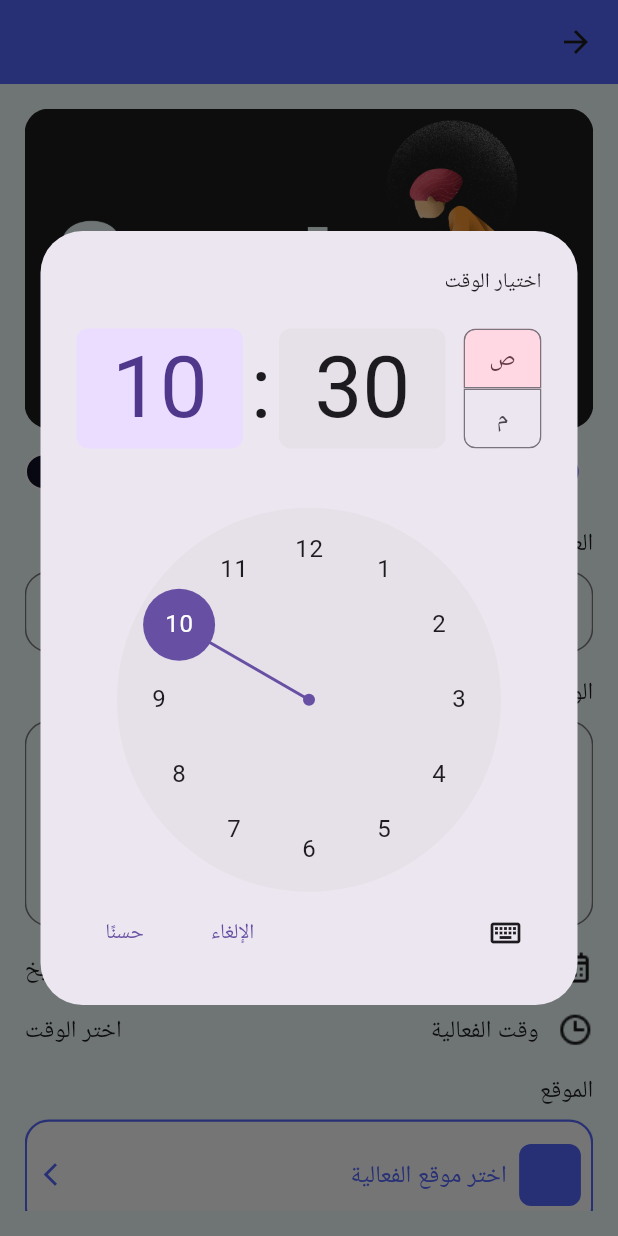
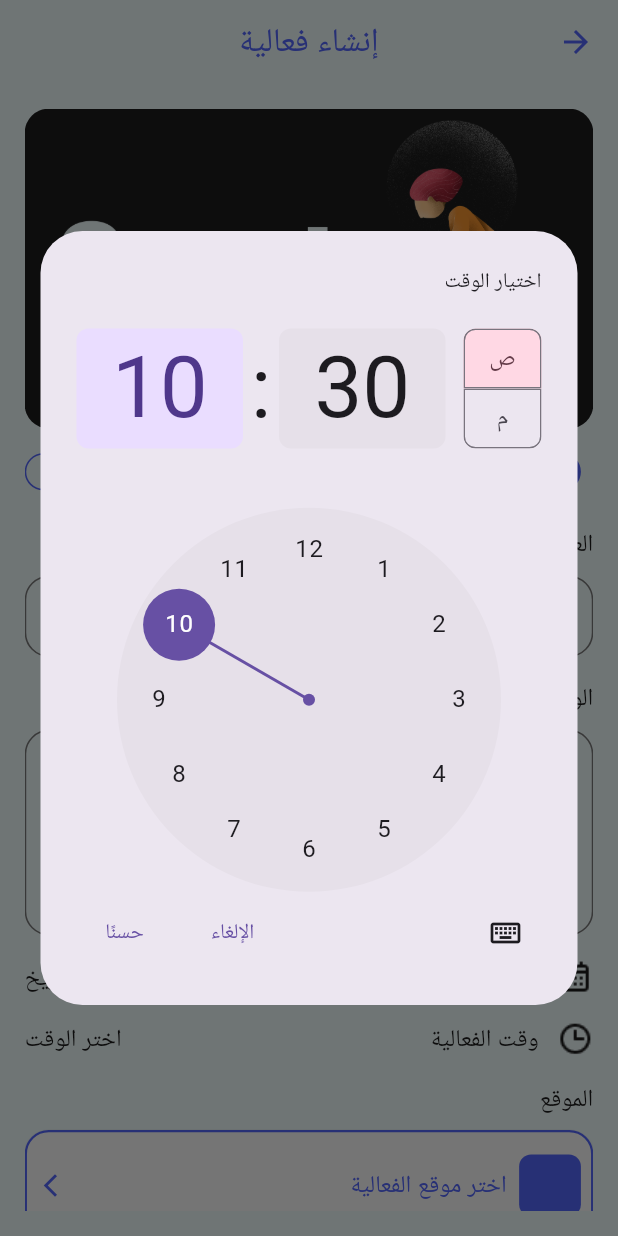
Before and after one commit to TareKSaeedd/evently_app, a Flutter app: the AddEvent screen opened by its route, after a tap on "اختر الوقت", on a phone screen of 412 x 824 dp. Run offline on Flutter 3.47's test engine with Material 3 defaults, Android fonts, the light colour scheme and no system bars; our stand-ins replace animated_toggle_switch, cloud_firestore, firebase_core, google_fonts, shared_preferences; accounts and stored records are empty; generated files the repository leaves out were written again.

Commit message:
feat: Enhance event creation flow with additional validation and localization support

```diff
--- a/lib/l10n/app_ar.arb
+++ b/lib/l10n/app_ar.arb
@@ -54,5 +54,9 @@
     "choose_event_location": "اختر موقع الفعالية",
     "add_event": "إضافة فعالية",
     "choose_date": "اختر التاريخ",
-    "choose_time": "اختر الوقت"
+    "choose_time": "اختر الوقت",
+    "please_enter_the_title_of_the_event": "يرجى إدخال عنوان الفعالية",
+    "please_enter_the_description_of_the_event": "يرجى إدخال وصف الفعالية",
+    "please_enter_the_event_date": "يرجى إدخال تاريخ الفعالية",
+    "please_enter_the_event_time": "يرجى إدخال وقت الفعالية"
 }
--- a/lib/l10n/app_en.arb
+++ b/lib/l10n/app_en.arb
@@ -55,5 +55,9 @@
     "choose_event_location": "Choose Event Location",
     "add_event": "Add Event",
     "choose_date": "Choose Date",
-    "choose_time": "Choose Time"
+    "choose_time": "Choose Time",
+    "please_enter_the_title_of_the_event": "Pleas enter the title of the event",
+    "please_enter_the_description_of_the_event": "please enter the description of the event",
+    "please_enter_the_event_date": "please enter the event date",
+    "please_enter_the_event_time": "please enter the event time"
 }
--- a/lib/ui/home/add_event/add_event.dart
+++ b/lib/ui/home/add_event/add_event.dart
@@ -34,6 +34,9 @@ class _AddEventState extends State<AddEvent> {
   String selectedEventImage = '';
   String selectedEventName = '';
 
+  bool isSelectedDate = true;
+  bool isSelectedTime = true;
+
   @override
   Widget build(BuildContext context) {
     List<String> eventNamesList = [
@@ -68,7 +71,11 @@ class _AddEventState extends State<AddEvent> {
     var themeProvider = Provider.of<AppThemeProvider>(context);
     return Scaffold(
       appBar: AppBar(
-        backgroundColor: Theme.of(context).appBarTheme.backgroundColor,
+        iconTheme: IconThemeData(color: AppColors.primaryLight),
+        backgroundColor:
+            themeProvider.appTheme == ThemeMode.light
+                ? AppColors.whiteBgColor
+                : AppColors.primaryDark,
         title: Text(
           AppLocalizations.of(context)!.create_event,
           style: Theme.of(context).textTheme.titleLarge!.copyWith(color: AppColors.primaryLight),
@@ -101,6 +108,7 @@ class _AddEventState extends State<AddEvent> {
                     return Padding(
                       padding: EdgeInsets.only(right: width * 0.02, bottom: height * 0.01),
                       child: AppBarTabs(
+                        isCreateEvent: true,
                         event: eventNamesList[index],
                         index: index,
                         selectedIndex: selectedIndex,
@@ -122,7 +130,7 @@ class _AddEventState extends State<AddEvent> {
                   children: [
                     Text(
                       AppLocalizations.of(context)!.title,
-                      style: Theme.of(context).textTheme.headlineSmall,
+                      style: Theme.of(context).textTheme.titleMedium,
                     ),
                     SizedBox(height: height * 0.01),
                     CustomTextFormField(
@@ -142,7 +150,7 @@ class _AddEventState extends State<AddEvent> {
                               : AppColors.greyColor,
                       validator: (text) {
                         if (text == null || text.isEmpty) {
-                          return 'Please enter the title of the event';
+                          return AppLocalizations.of(context)!.please_enter_the_title_of_the_event;
                         }
                         return null;
                       },
@@ -150,7 +158,7 @@ class _AddEventState extends State<AddEvent> {
                     SizedBox(height: height * 0.02),
                     Text(
                       AppLocalizations.of(context)!.description,
-                      style: Theme.of(context).textTheme.headlineSmall,
+                      style: Theme.of(context).textTheme.titleMedium,
                     ),
                     SizedBox(height: height * 0.01),
                     CustomTextFormField(
@@ -164,7 +172,9 @@ class _AddEventState extends State<AddEvent> {
                               : AppColors.greyColor,
                       validator: (text) {
                         if (text == null || text.isEmpty) {
-                          return 'Please enter the description of the event';
+                          return AppLocalizations.of(
+                            context,
+                          )!.please_enter_the_description_of_the_event;
                         }
                         return null;
                       },
@@ -173,7 +183,7 @@ class _AddEventState extends State<AddEvent> {
                 ),
               ),
               SizedBox(height: height * 0.02),
-              EventDataAndTime(
+              EventDataOrTime(
                 onTap: () {
                   chooseData();
                 },
@@ -183,11 +193,13 @@ class _AddEventState extends State<AddEvent> {
                         : AppStyles.medium16Black,
                 imagePath: AppAssets.iconCalendar,
                 dateOrTime: AppLocalizations.of(context)!.event_date,
+                isSelectedDate: isSelectedDate,
+                validationDateOrTimeText: AppLocalizations.of(context)!.please_enter_the_event_date,
                 chooseDateOrTime:
                     selectedDate == null ? AppLocalizations.of(context)!.choose_date : formatedDate,
               ),
               SizedBox(height: height * .02),
-              EventDataAndTime(
+              EventDataOrTime(
                 onTap: () {
                   chooseTime();
                 },
@@ -197,11 +209,16 @@ class _AddEventState extends State<AddEvent> {
                         : AppStyles.medium16Black,
                 imagePath: AppAssets.iconTime,
                 dateOrTime: AppLocalizations.of(context)!.event_time,
+                isSelectedTime: isSelectedTime,
+                validationDateOrTimeText: AppLocalizations.of(context)!.please_enter_the_event_time,
                 chooseDateOrTime:
                     selectedTime == null ? AppLocalizations.of(context)!.choose_time : formatedTime,
               ),
               SizedBox(height: height * .02),
-              Text(AppLocalizations.of(context)!.location, style: AppStyles.medium16Black),
+              Text(
+                AppLocalizations.of(context)!.location,
+                style: Theme.of(context).textTheme.titleMedium,
+              ),
               SizedBox(height: height * .01),
               CustomElevatedButton(
                 backgroundColor:
@@ -223,7 +240,10 @@ class _AddEventState extends State<AddEvent> {
                         ),
                         child: ImageIcon(
                           AssetImage(AppAssets.iconLocation),
-                          color: AppColors.whiteColor,
+                          color:
+                              themeProvider.appTheme == ThemeMode.light
+                                  ? AppColors.whiteColor
+                                  : AppColors.primaryDark,
                         ),
                       ),
                       SizedBox(width: width * 0.02),
@@ -240,6 +260,15 @@ class _AddEventState extends State<AddEvent> {
               SizedBox(height: height * 0.02),
               CustomElevatedButton(
                 onPressed: () {
+                  if (selectedDate == null) {
+                    // todo: show visible text to select date
+                    isSelectedDate = false;
+                  }
+                  if (selectedTime == null) {
+                    // todo: show visible text to select time
+                    isSelectedTime = false;
+                  }
+                  setState(() {});
                   addEvent();
                 },
                 buttonContent: Text(
@@ -264,6 +293,7 @@ class _AddEventState extends State<AddEvent> {
     selectedDate = chooseDate;
     if (selectedDate != null) {
       formatedDate = DateFormat('dd//MM/yyyy').format(selectedDate!);
+      isSelectedDate = true;
       setState(() {});
     }
   }
@@ -274,13 +304,18 @@ class _AddEventState extends State<AddEvent> {
     selectedTime = chooseTime;
 
     if (selectedTime != null) {
+      if (!mounted) return;
       formatedTime = selectedTime!.format(context);
+      isSelectedTime = true;
       setState(() {});
     }
   }
 
   void addEvent() {
     if (formKey.currentState!.validate() == true) {
+      if (selectedDate == null || selectedTime == null) {
+        return;
+      }
       // todo: Add event to firestore
       EventModel eventModel = EventModel(
         eventImage: selectedEventImage,
@@ -294,6 +329,20 @@ class _AddEventState extends State<AddEvent> {
         Duration(milliseconds: 500),
         onTimeout: () {
           print('Event Adeed successfully');
+          if (!mounted) return;
+          showDialog(
+            context: context,
+            builder:
+                (context) => AlertDialog(
+                  title: Text('Event Adeed successfully!', style: AppStyles.bold14Primarylight),
+                  actions: [
+                    GestureDetector(
+                      onTap: () => Navigator.pop(context),
+                      child: Text('OK', style: AppStyles.bold14Primarylight),
+                    ),
+                  ],
+                ),
+          );
         },
       );
     }
--- a/lib/ui/home/add_event/widgets/event_data_and_time.dart
+++ b/lib/ui/home/add_event/widgets/event_data_and_time.dart
@@ -4,23 +4,29 @@ import 'package:evently_app/utils/app_styles.dart';
 import 'package:flutter/material.dart';
 import 'package:provider/provider.dart';
 
-class EventDataAndTime extends StatelessWidget {
-  EventDataAndTime({
+class EventDataOrTime extends StatelessWidget {
+  EventDataOrTime({
     super.key,
     required this.imagePath,
     required this.dateOrTime,
     required this.chooseDateOrTime,
+    this.validationDateOrTimeText = '',
     this.dateOrTimeTextStyle,
     this.chooseDateOrTimeTextStyle,
     required this.onTap,
+    this.isSelectedDate = false,
+    this.isSelectedTime = false,
   });
 
   String imagePath;
   String dateOrTime;
   String chooseDateOrTime;
+  String validationDateOrTimeText;
   TextStyle? dateOrTimeTextStyle;
   TextStyle? chooseDateOrTimeTextStyle;
   VoidCallback onTap;
+  bool isSelectedDate;
+  bool isSelectedTime;
 
   @override
   Widget build(BuildContext context) {
@@ -40,9 +46,14 @@ class EventDataAndTime extends StatelessWidget {
         Spacer(),
         GestureDetector(
           onTap: onTap,
-          child: Text(
-            chooseDateOrTime,
-            style: chooseDateOrTimeTextStyle ?? AppStyles.medium16Primary,
+          child: Column(
+            children: [
+              Text(chooseDateOrTime, style: chooseDateOrTimeTextStyle ?? AppStyles.medium16Primary),
+              Visibility(
+                visible: (!isSelectedDate && !isSelectedTime),
+                child: Text(validationDateOrTimeText, style: AppStyles.bold14red),
+              ),
+            ],
           ),
         ),
       ],
--- a/lib/ui/home/tabs/home/home_tab.dart
+++ b/lib/ui/home/tabs/home/home_tab.dart
@@ -95,7 +95,7 @@ class _HomeTabState extends State<HomeTab> {
                     scrollDirection: Axis.horizontal,
                     itemBuilder: (context, index) {
                       return Padding(
-                        padding: EdgeInsets.only(right: width * 0.02, bottom: height * 0.025),
+                        padding: EdgeInsets.only(right: width * 0.025, bottom: height * 0.01),
                         child: AppBarTabs(
                           event: tabs[index],
                           index: index,
--- a/lib/ui/home/tabs/home/widgets/app_bar_tabs.dart
+++ b/lib/ui/home/tabs/home/widgets/app_bar_tabs.dart
@@ -5,23 +5,28 @@ import 'package:flutter/material.dart';
 import 'package:provider/provider.dart';
 
 class AppBarTabs extends StatelessWidget {
-  AppBarTabs({
+  const AppBarTabs({
     super.key,
     required this.event,
     required this.index,
     required this.onTap,
     required this.selectedIndex,
+    this.isCreateEvent = false,
   });
-  String event;
-  int index;
-  int selectedIndex;
+  final String event;
+  final int index;
+  final int selectedIndex;
   final VoidCallback onTap;
+  final bool isCreateEvent;
+
+  bool get isSelected => index == selectedIndex;
 
   @override
   Widget build(BuildContext context) {
     var height = MediaQuery.of(context).size.height;
     var width = MediaQuery.of(context).size.width;
-    var themeProvider = Provider.of<AppThemeProvider>(context);
+    final themeProvider = Provider.of<AppThemeProvider>(context);
+    final isLightTheme = themeProvider.appTheme == ThemeMode.light;
 
     return GestureDetector(
       onTap: onTap,
@@ -31,12 +36,53 @@ class AppBarTabs extends StatelessWidget {
         height: height * 0.047,
         width: width * 0.21,
         decoration: BoxDecoration(
-          border: Border.all(color: AppColors.whiteColor, width: 1.5),
-          color: index == selectedIndex ? AppColors.primaryLight : AppColors.primaryDark,
+          border: Border.all(color: _borderColor(isLightTheme)),
+          color: _backgroundColor(isLightTheme),
           borderRadius: BorderRadius.circular(46),
         ),
-        child: Text(event, style: AppStyles.medium16White),
+        child: Text(event, style: _textStyle(isLightTheme), textAlign: TextAlign.center),
       ),
     );
   }
+
+  // Helpers to make logic more readable
+  Color _borderColor(bool isLightTheme) {
+    if (isCreateEvent) {
+      return AppColors.primaryLight;
+    } else {
+      return isLightTheme ? AppColors.whiteColor : AppColors.primaryLight;
+    }
+  }
+
+  Color _backgroundColor(bool isLightTheme) {
+    if (isCreateEvent) {
+      if (isLightTheme) {
+        return isSelected ? AppColors.primaryLight : AppColors.whiteBgColor;
+      } else {
+        return isSelected ? AppColors.primaryLight : AppColors.primaryDark;
+      }
+    } else {
+      if (isLightTheme) {
+        return isSelected ? AppColors.whiteBgColor : AppColors.primaryLight;
+      } else {
+        return isSelected ? AppColors.primaryLight : AppColors.primaryDark;
+      }
+    }
+  }
+
+  TextStyle _textStyle(bool isLightTheme) {
+    if (isCreateEvent) {
+      if (isLightTheme) {
+        return isSelected ? AppStyles.medium14White : AppStyles.medium14Primary;
+      } else {
+        return isSelected ? AppStyles.medium14PrimaryDark : AppStyles.medium14Primary;
+      }
+    } else {
+      if (isLightTheme) {
+        return isSelected ? AppStyles.medium14Primary : AppStyles.medium14White;
+      } else {
+        return AppStyles.medium14White;
+      }
+    }
+  }
 }
--- a/lib/ui/home/tabs/home/widgets/event_card.dart
+++ b/lib/ui/home/tabs/home/widgets/event_card.dart
@@ -30,7 +30,10 @@ class EventCard extends StatelessWidget {
             margin: EdgeInsets.only(left: width * 0.02, top: height * 0.01),
             decoration: BoxDecoration(
               borderRadius: BorderRadius.circular(8),
-              color: AppColors.whiteColor,
+              color:
+                  themeProvider.appTheme == ThemeMode.dark
+                      ? AppColors.primaryDark
+                      : AppColors.whiteColor,
             ),
             child: Column(
               children: [
--- a/lib/ui/home/tabs/profile/profile_tab.dart
+++ b/lib/ui/home/tabs/profile/profile_tab.dart
@@ -46,7 +46,8 @@ class _ProfileTabState extends State<ProfileTab> {
           ],
         ),
       ),
-      body: Container(
+      body: SingleChildScrollView(
+        child: Container(
           padding: EdgeInsets.symmetric(vertical: height * 0.028, horizontal: width * 0.04),
           child: Column(
             crossAxisAlignment: CrossAxisAlignment.start,
@@ -127,6 +128,7 @@ class _ProfileTabState extends State<ProfileTab> {
             ],
           ),
         ),
+      ),
     );
   }
 
--- a/lib/ui/onboarding/onboarding_pageview_body.dart
+++ b/lib/ui/onboarding/onboarding_pageview_body.dart
@@ -27,7 +27,8 @@ class OnboardingPageviewBody extends StatelessWidget {
     var height = MediaQuery.of(context).size.height;
     var width = MediaQuery.of(context).size.width;
     var themeProvider = Provider.of<AppThemeProvider>(context);
-    return Column(
+    return SingleChildScrollView(
+      child: Column(
         children: [
           SizedBox(height: height * 0.05),
           Image.asset(
@@ -52,6 +53,7 @@ class OnboardingPageviewBody extends StatelessWidget {
             ),
           ),
         ],
+      ),
     );
   }
 }
--- a/lib/utils/app_styles.dart
+++ b/lib/utils/app_styles.dart
@@ -18,6 +18,12 @@ class AppStyles {
     fontSize: 12,
     fontWeight: FontWeight.bold,
     color: AppColors.whiteColor,
+  );
+
+  static TextStyle bold14red = GoogleFonts.inter(
+    fontSize: 14,
+    fontWeight: FontWeight.bold,
+    color: AppColors.redColor,
   );
 
   static TextStyle bold14Black = GoogleFonts.inter(
@@ -58,6 +64,24 @@ class AppStyles {
     fontSize: 14,
     fontWeight: FontWeight.bold,
     color: AppColors.primaryLight,
+  );
+
+  static TextStyle medium14White = GoogleFonts.inter(
+    fontSize: 14,
+    fontWeight: FontWeight.w500,
+    color: AppColors.whiteColor,
+  );
+
+  static TextStyle medium14Primary = GoogleFonts.inter(
+    fontSize: 14,
+    fontWeight: FontWeight.w500,
+    color: AppColors.primaryLight,
+  );
+
+  static TextStyle medium14PrimaryDark = GoogleFonts.inter(
+    fontSize: 14,
+    fontWeight: FontWeight.w500,
+    color: AppColors.primaryDark,
   );
 
   static TextStyle bold16Primary = GoogleFonts.inter(
--- a/lib/utils/app_theme.dart
+++ b/lib/utils/app_theme.dart
@@ -16,7 +16,7 @@ class AppTheme {
       titleSmall: AppStyles.bold14Primary,
       headlineLarge: AppStyles.bold20Black,
       headlineMedium: AppStyles.medium16Primary,
-      headlineSmall: AppStyles.medium16Black,
+      headlineSmall: AppStyles.medium16Grey,
       titleMedium: AppStyles.medium16Black,
     ),
     bottomNavigationBarTheme: BottomNavigationBarThemeData(
@@ -51,7 +51,7 @@ class AppTheme {
       headlineLarge: AppStyles.bold20White,
       headlineMedium: AppStyles.medium16White,
       headlineSmall: AppStyles.medium16White,
-      titleMedium: AppStyles.medium16Primary,
+      titleMedium: AppStyles.medium16White,
     ),
     bottomNavigationBarTheme: BottomNavigationBarThemeData(
       backgroundColor: AppColors.primaryDark,
```
Lines whose indentation alone changed are shown as unchanged.
